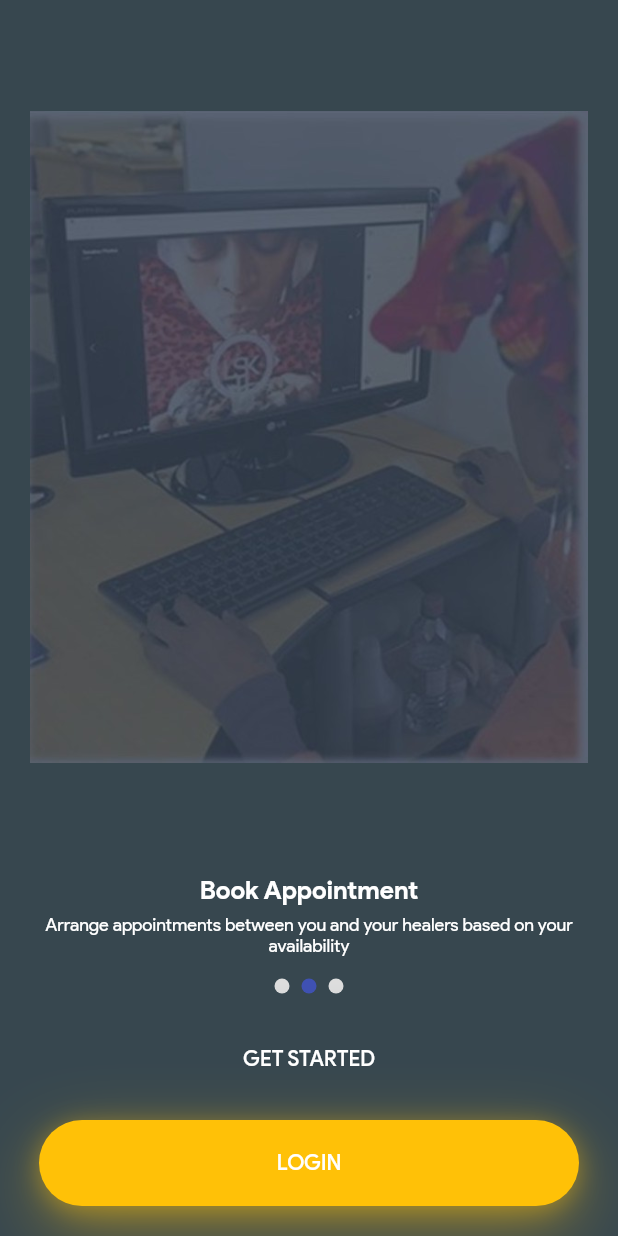
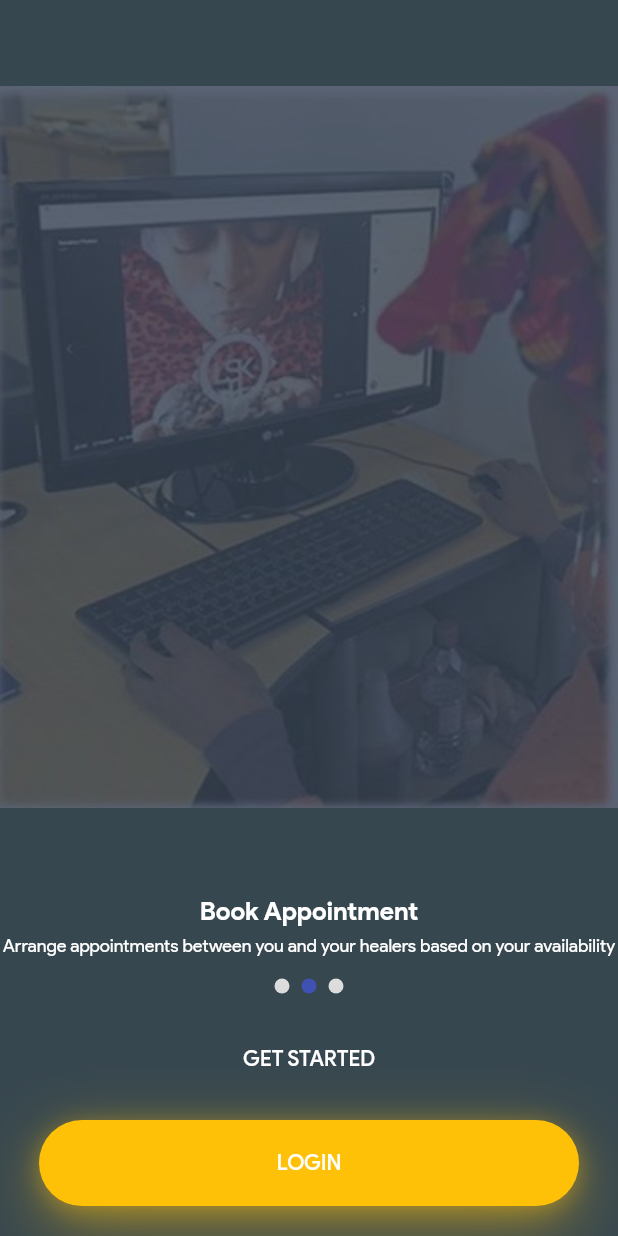
Before and after one commit to LNdame/gogo_online_reloaded, a Flutter app: the screen it shows after launch, swiped to page 2, on a phone screen of 412 x 824 dp. Run offline on Flutter 3.47's test engine with Material 2 defaults, Android fonts, the phone set to English and light mode, and no system bars; drawn by our look-alikes of smooth_page_indicator; our stand-ins replace cached_network_image, cloud_firestore, firebase_auth, firebase_core, firebase_storage, flutter_html and 13 more; missing offline and left inert: global_configuration, google_map_location_picker, keyboard_visibility; accounts and stored records are empty; generated files the repository leaves out were written again.

Commit message:
[bugfix] ui changes in various locations

```diff
--- a/lib/src/elements/ConsultationItemWithDateWidget.dart
+++ b/lib/src/elements/ConsultationItemWithDateWidget.dart
@@ -132,7 +132,9 @@ class _ConsultationItemWithDateWidgetState extends StateMVC<ConsultationItemWith
                             Icons.chat,
                             color: Theme.of(context).primaryColor,
                           ),
-                          label: Text("Chat with healer",
+                          label: Text(currentUser.value.role?.name == AppConstants.ROLE_MANAGER
+                              ? "Chat with client"
+                              : "Chat with healer",
                             textAlign: TextAlign.start,
                           ),
                         ),
--- a/lib/src/pages/signup.dart
+++ b/lib/src/pages/signup.dart
@@ -60,6 +60,7 @@ class _SignUpWidgetState extends StateMVC<SignUpWidget> {
             ),
             Positioned(
               top: config.App(context).appHeight(29.5) - 50,
+              child: SingleChildScrollView(
                 child: Container(
                   decoration: BoxDecoration(color: Theme.of(context).primaryColor, borderRadius: BorderRadius.all(Radius.circular(10)), boxShadow: [
                     BoxShadow(
@@ -187,6 +188,7 @@ class _SignUpWidgetState extends StateMVC<SignUpWidget> {
                   ),
                 ),
               ),
+            ),
             Positioned(
               bottom: 10,
               child: FlatButton(
--- a/lib/src/widgets/onboarding_screen_widget.dart
+++ b/lib/src/widgets/onboarding_screen_widget.dart
@@ -89,8 +89,8 @@ class _OnboardingScreenWidgetState extends State<OnboardingScreenWidget> {
   Widget _slideTemplateImg({String title, String subtitle, String asset}) {
     final Size _size = MediaQuery.of(context).size;
     return Container(
-      padding: EdgeInsets.symmetric(horizontal: 20.0),
-      constraints: BoxConstraints(maxWidth: _size.width * 0.8),
+      padding: EdgeInsets.symmetric(horizontal: 00.0),
+      constraints: BoxConstraints(maxWidth: _size.width ),
 
       child: Column(
         children: [
```
Also changed, not shown: lib/src/pages/healer/healer_signup.dart (+5 -5 lines). Lines whose indentation alone changed are shown as unchanged.
